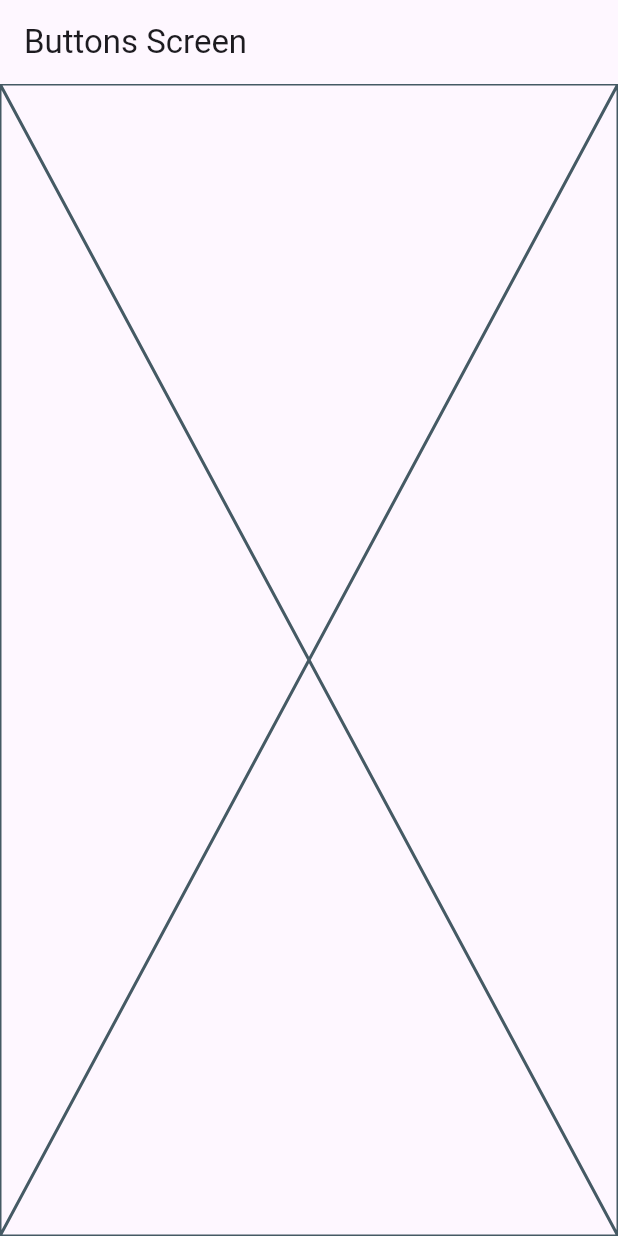
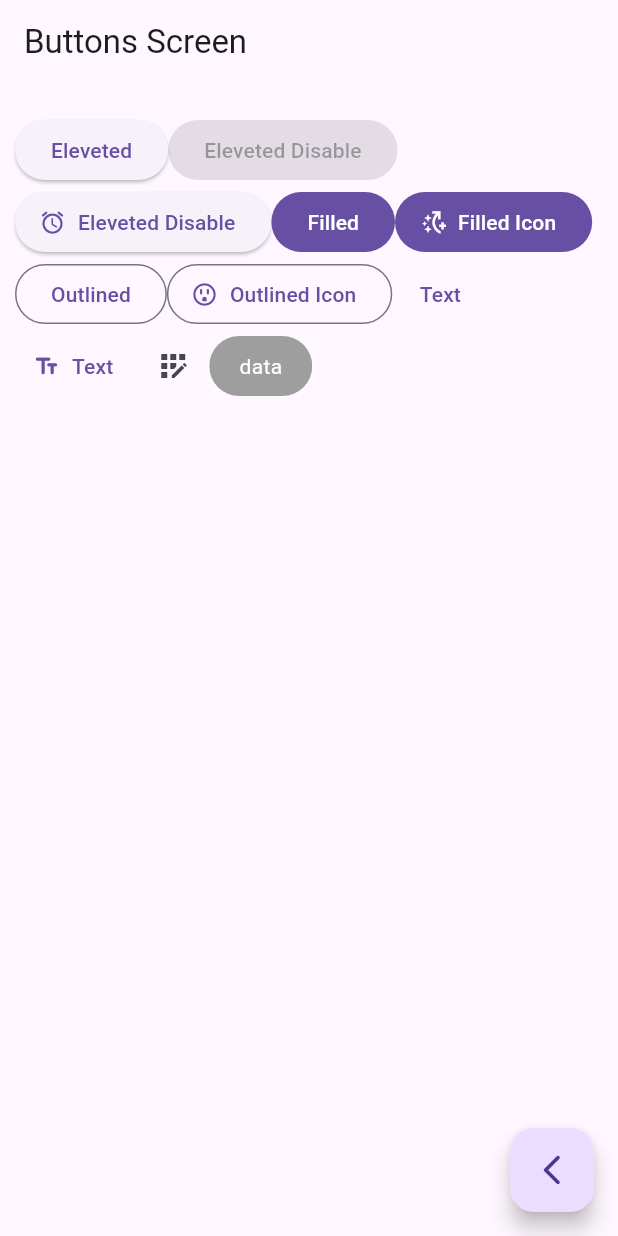
Before and after one commit to Mikkopk48/widgets-app, a Flutter app: the ButtonsScreen screen opened by its route, on a phone screen of 412 x 824 dp. Run offline on Flutter 3.47's test engine with Material 3 defaults, Android fonts, the light colour scheme and no system bars; our stand-ins replace go_router.

Commit message:
adding full buttons screen

```diff
--- a/lib/presentation/screens/buttons/button_screen.dart
+++ b/lib/presentation/screens/buttons/button_screen.dart
@@ -1,4 +1,5 @@
 import 'package:flutter/material.dart';
+import 'package:go_router/go_router.dart';
 
 class ButtonsScreen extends StatelessWidget {
   static const String name = 'buttons_screen';
@@ -7,8 +8,72 @@ class ButtonsScreen extends StatelessWidget {
   @override
   Widget build(BuildContext context) {
     return Scaffold(
-      appBar: AppBar(title: Text('Buttons Screen'),),
-      body: Placeholder(),
+      appBar: AppBar(
+        title: Text('Buttons Screen'),
+      ),
+      body: _ButtonsView(),
+      floatingActionButton: FloatingActionButton(
+        onPressed: () {
+          context.pop();
+        },
+        child: Icon(Icons.arrow_back_ios_new_rounded),
+      ),
     );
   }
 }
+
+class _ButtonsView extends StatelessWidget {
+  const _ButtonsView();
+
+  @override
+  Widget build(BuildContext context) {
+    return SizedBox(
+      width: double.infinity,
+      child: Padding(
+        padding: EdgeInsets.symmetric(
+          horizontal: 10,
+          vertical: 20,
+        ),
+        child: Wrap(crossAxisAlignment: WrapCrossAlignment.center,
+          children: [
+            ElevatedButton(onPressed: () {}, child: Text('Eleveted')),
+            ElevatedButton(onPressed: null, child: Text('Eleveted Disable')),
+            ElevatedButton.icon(onPressed:  () {},
+            icon:Icon(Icons.access_alarm_rounded),
+            label:Text('Eleveted Disable')),
+            FilledButton(onPressed: (){}, child: Text("Filled")),
+            FilledButton.icon(label: Text("Filled Icon"),
+              onPressed: (){}, icon: Icon(Icons.switch_access_shortcut_add_outlined)),
+              OutlinedButton(onPressed: (){}, child: Text("Outlined")),
+              OutlinedButton.icon(onPressed: (){}, label: Text("Outlined Icon"),icon: Icon(Icons.outlet_outlined),),
+              TextButton(onPressed: (){}, child:Text('Text')),
+              TextButton.icon(onPressed: (){}, label:Text('Text'),icon: Icon(Icons.text_fields_rounded),),
+              IconButton(onPressed: (){}, icon: Icon(Icons.app_registration)),
+              // IconButton(onPressed: (){},
+              //  icon: Icon(Icons.app_registration),
+              //  style: ButtonStyle(),)
+               CustomButton()
+          ],
+        ),
+      ),
+    );
+  }
+}
+class CustomButton extends StatelessWidget {
+  const CustomButton({super.key});
+
+  @override
+  Widget build(BuildContext context) {
+    return ClipRRect(
+      borderRadius: BorderRadius.circular(20),
+      child: Material(
+        color: Colors.grey,
+        child: InkWell(
+          child: Padding(padding: EdgeInsets.symmetric(horizontal: 20,vertical: 10),
+          child: Text("data",style: TextStyle(color:Colors.white),),
+          ),
+        ),
+      ),
+    );
+  }
+}
```
